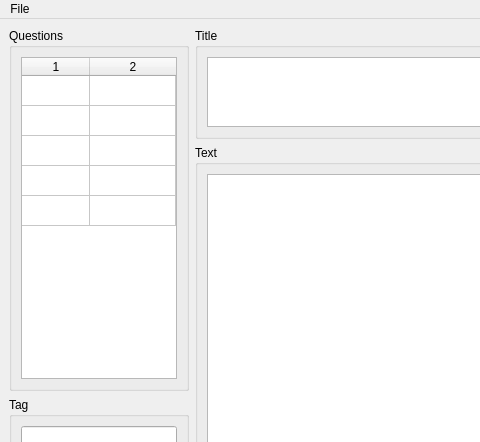
Old version of the form UI/AnkiNotebook.ui in the repository vinacolada/Anki-Notebook; both pictures show x 0 to 480 and y 0 to 442 of the 751 by 560 pixel window.
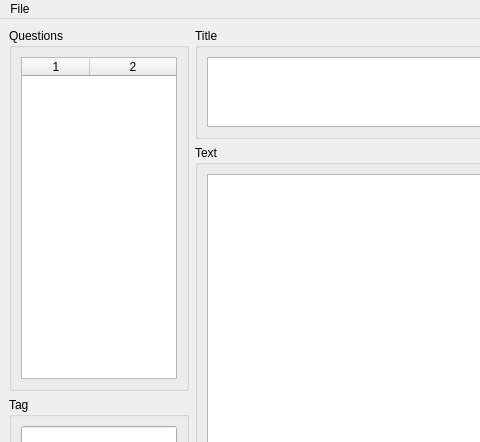
New version of the form.

Diff of the .ui file:
```diff
--- a/UI/AnkiNotebook.ui
+++ b/UI/AnkiNotebook.ui
@@ -32,7 +32,7 @@
               <bool>false</bool>
              </property>
              <property name="rowCount">
-              <number>5</number>
+              <number>0</number>
              </property>
              <property name="columnCount">
               <number>2</number>
@@ -61,11 +61,6 @@
              <attribute name="verticalHeaderStretchLastSection">
               <bool>false</bool>
              </attribute>
-             <row/>
-             <row/>
-             <row/>
-             <row/>
-             <row/>
              <column/>
              <column/>
             </widget>
```
